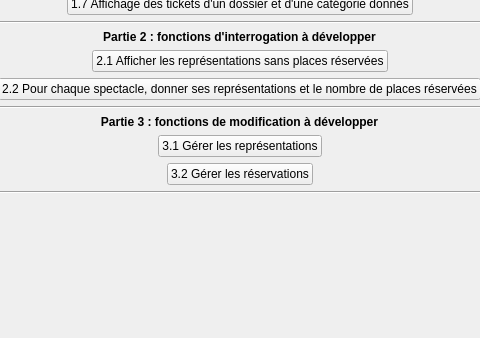
This is Theatre_Project/gui/mainWindow.ui in alaabenfatma/Projet_SQL_Python as Qt 5 draws it before an edit; both pictures show x 134 to 614 and y 525 to 863 of the 747 by 863 pixel window. The edited form follows.
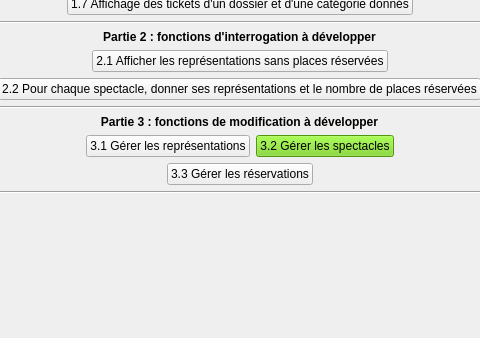
This is the edited form.

Commit message: Added to main window

The edit to the form file:
```diff
--- a/Theatre_Project/gui/mainWindow.ui
+++ b/Theatre_Project/gui/mainWindow.ui
@@ -639,6 +639,19 @@
         </property>
        </widget>
       </item>
+      <item>
+       <widget class="QPushButton" name="pushButton_12">
+        <property name="styleSheet">
+         <string notr="true">background-color: rgb(115, 210, 22);</string>
+        </property>
+        <property name="text">
+         <string>3.2 Gérer les spectacles</string>
+        </property>
+        <property name="flat">
+         <bool>false</bool>
+        </property>
+       </widget>
+      </item>
       <item>
        <spacer name="horizontalSpacer_23">
         <property name="orientation">
@@ -672,7 +685,7 @@
       <item>
        <widget class="QPushButton" name="pushButton_14">
         <property name="text">
-         <string>3.2 Gérer les réservations</string>
+         <string>3.3 Gérer les réservations</string>
         </property>
        </widget>
       </item>
```
Left out of the diff: 21 changed lines with no effect on the pictures. The commit also changes 6 other files.
